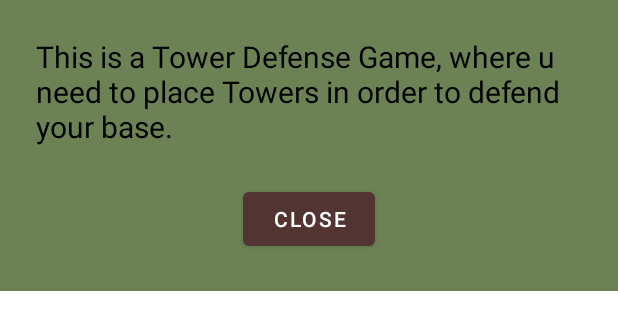
After one commit to elegist/bug-defender, an Android app: the layout popup_view.xml on its own in the app's theme, with its tools: preview values and no code run, on a phone screen of 412 x 824 dp. The commit adds this screen. Shown: the top 330 px of the screen. Run offline under Robolectric (Android 15) with nearby library versions, the phone set to English and light mode, and no system bars.

Commit message:
pop up menu fenster in main activity try out

```diff
--- a/app/src/main/res/layout/activity_main.xml
+++ b/app/src/main/res/layout/activity_main.xml
@@ -41,6 +41,7 @@
             app:srcCompat="@android:drawable/ic_lock_silent_mode_off" />
 
         <LinearLayout
+            android:id="@+id/menu_layout"
             android:layout_width="match_parent"
             android:layout_height="match_parent"
             android:gravity="center"
--- /dev/null
+++ b/app/src/main/res/layout/popup_view.xml
@@ -0,0 +1,32 @@
+<?xml version="1.0" encoding="utf-8"?>
+<androidx.constraintlayout.widget.ConstraintLayout xmlns:android="http://schemas.android.com/apk/res/android"
+    xmlns:app="http://schemas.android.com/apk/res-auto"
+    xmlns:tools="http://schemas.android.com/tools"
+    android:layout_width="match_parent"
+    android:layout_height="wrap_content"
+    android:background="#F4F0EC"
+    android:backgroundTint="@color/light_green"
+    android:padding="24dp">
+
+    <TextView
+        android:id="@+id/textView"
+        android:layout_width="wrap_content"
+        android:layout_height="wrap_content"
+        android:text="This is a Tower Defense Game, where u need to place Towers in order to defend your base."
+        android:textColor="@color/black"
+        android:textSize="20sp"
+        app:layout_constraintEnd_toEndOf="parent"
+        app:layout_constraintStart_toStartOf="parent"
+        app:layout_constraintTop_toTopOf="parent" />
+
+    <Button
+        android:id="@+id/buttonPopup"
+        android:layout_width="wrap_content"
+        android:layout_height="wrap_content"
+        android:layout_marginTop="24dp"
+        android:text="@string/close_button"
+        app:layout_constraintEnd_toEndOf="parent"
+        app:layout_constraintStart_toStartOf="parent"
+        app:layout_constraintTop_toBottomOf="@+id/textView" />
+
+</androidx.constraintlayout.widget.ConstraintLayout>
--- a/app/src/main/res/values/strings.xml
+++ b/app/src/main/res/values/strings.xml
@@ -8,4 +8,5 @@
     <string name="preference_button">Preferences</string>
     <string name="about_button">About</string>
     <string name="game_icon">game icon</string>
+    <string name="close_button">Close</string>
 </resources>
```
Also changed, not shown: app/src/main/java/de/mow2/towerdefense/MainActivity.kt (+35 -12 lines), 1 other file.
